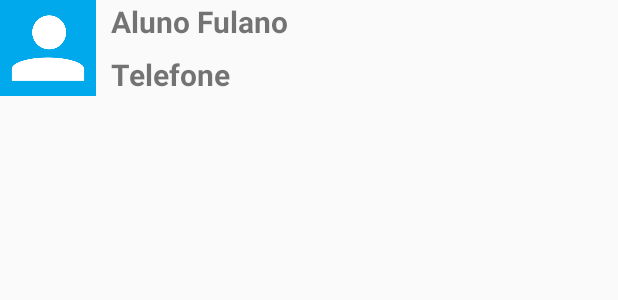
After one commit to LinuxUserIRS/Alura_Android_2, an Android app: the layout list_item.xml on its own in the app's theme, with its tools: preview values and no code run, on a phone screen of 412 x 824 dp. The commit adds this screen. Shown: the top 300 px of the screen. Run offline under Robolectric (Android 15) with nearby library versions, the phone set to English and light mode, and no system bars.

Commit message:
Mudança de layout da lista e criação de adapter customizado para a exibição do novo layout de lista.

```diff
--- a/app/src/main/java/br/com/alura/agenda/FormularioActivity.java
+++ b/app/src/main/java/br/com/alura/agenda/FormularioActivity.java
@@ -63,7 +63,7 @@ public class FormularioActivity extends AppCompatActivity {
 
     }
 
-    //Esse meétodo é sempre chamado após retornar de uma acitivty.
+    //Esse método é sempre chamado após retornar de uma acitivty.
     //Por isso devemos difenciar estre os códigos dos métodos que iniciaram a activity.
     //Poderíamos ter um método que chama o microfone e depois volta para cá, por exemplo.
     //Então temos que diferenciar se estamos usando a câmera ou o microfone e tomar as ações adequadas nesse exemplo.
--- a/app/src/main/java/br/com/alura/agenda/ListaAlunosActivity.java
+++ b/app/src/main/java/br/com/alura/agenda/ListaAlunosActivity.java
@@ -21,6 +21,7 @@ import android.widget.Toast;
 
 import java.util.List;
 
+import br.com.alura.agenda.adapter.AlunosAdapter;
 import br.com.alura.agenda.dao.AlunoDAO;
 import br.com.alura.agenda.modelo.Aluno;
 
@@ -136,7 +137,9 @@ public class ListaAlunosActivity extends AppCompatActivity {
         List<Aluno> alunos = dao.buscaAlunos();
         dao.close();
 
-        ArrayAdapter<Aluno> adapter = new ArrayAdapter<Aluno>(this, android.R.layout.simple_list_item_1, alunos);
+        //Esse adapter só suporta TextViews. Sendo assim, precisamos criar nosso próprio adapter para trabalhar com views customizadas.
+        //ArrayAdapter<Aluno> adapter = new ArrayAdapter<Aluno>(this, android.R.layout.activity_list_item, alunos);
+        AlunosAdapter adapter = new AlunosAdapter(this, alunos);
         listaAlunos.setAdapter(adapter);
     }
 }
--- /dev/null
+++ b/app/src/main/res/layout/list_item.xml
@@ -0,0 +1,41 @@
+<?xml version="1.0" encoding="utf-8"?>
+<LinearLayout
+    xmlns:android="http://schemas.android.com/apk/res/android"
+    android:layout_width="match_parent"
+    android:layout_height="wrap_content"
+    android:orientation="horizontal">
+
+    <ImageView
+        android:layout_width="64dp"
+        android:layout_height="64dp"
+        android:src="@drawable/person"
+        android:id="@+id/list_item_profilePicture"/>
+    <LinearLayout
+        android:layout_width="wrap_content"
+        android:layout_height="match_parent"
+        android:orientation="vertical"
+        android:gravity="center_vertical">
+
+        <TextView
+            android:layout_width="wrap_content"
+            android:layout_height="wrap_content"
+            android:text="Aluno Fulano"
+            android:id="@+id/list_item_profileName"
+            android:textSize="20sp"
+            android:textStyle="bold"
+            android:paddingLeft="10dp"/>
+
+        <TextView
+            android:layout_width="wrap_content"
+            android:layout_height="wrap_content"
+            android:text="Telefone"
+            android:id="@+id/list_item_profilePhone"
+            android:textSize="20sp"
+            android:textStyle="bold"
+            android:paddingLeft="10dp"
+            android:paddingTop="8dp"/>
+
+    </LinearLayout>
+
+
+</LinearLayout>
```
Also changed, not shown: app/src/main/java/br/com/alura/agenda/adapter/AlunosAdapter.java (added, +49 -0 lines).
